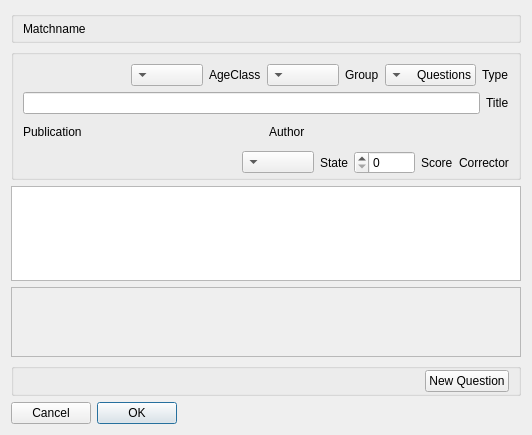
Before: the Qt Designer form Client/reghaabat/matchform.ui in nournia/ketabkhaane, drawn with Qt 5.
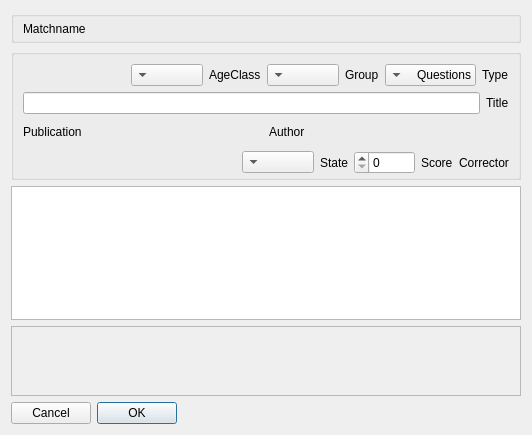
After: the same form once the commit is applied.

Commit message: fixed new question button

Diff of the .ui file:
```diff
--- a/Client/reghaabat/matchform.ui
+++ b/Client/reghaabat/matchform.ui
@@ -252,7 +252,11 @@
        </widget>
       </item>
       <item>
-       <widget class="QTextEdit" name="eContent"/>
+       <widget class="QTextEdit" name="eContent">
+        <property name="tabChangesFocus">
+         <bool>true</bool>
+        </property>
+       </widget>
       </item>
       <item>
        <widget class="QScrollArea" name="sQuestions">
@@ -272,48 +276,22 @@
           <property name="spacing">
            <number>0</number>
           </property>
-          <property name="margin">
+          <property name="leftMargin">
+           <number>0</number>
+          </property>
+          <property name="topMargin">
+           <number>4</number>
+          </property>
+          <property name="rightMargin">
+           <number>0</number>
+          </property>
+          <property name="bottomMargin">
            <number>0</number>
           </property>
          </layout>
         </widget>
        </widget>
       </item>
-      <item>
-       <widget class="QGroupBox" name="gContent">
-        <property name="title">
-         <string/>
-        </property>
-        <layout class="QHBoxLayout" name="horizontalLayout_5">
-         <property name="topMargin">
-          <number>1</number>
-         </property>
-         <property name="bottomMargin">
-          <number>1</number>
-         </property>
-         <item>
-          <widget class="QPushButton" name="bNewQuestion">
-           <property name="text">
-            <string>New Question</string>
-           </property>
-          </widget>
-         </item>
-         <item>
-          <spacer name="horizontalSpacer_3">
-           <property name="orientation">
-            <enum>Qt::Horizontal</enum>
-           </property>
-           <property name="sizeHint" stdset="0">
-            <size>
-             <width>40</width>
-             <height>20</height>
-            </size>
-           </property>
-          </spacer>
-         </item>
-        </layout>
-       </widget>
-      </item>
       <item>
        <widget class="QDialogButtonBox" name="buttonBox">
         <property name="standardButtons">
```
Left out of the diff: 13 changed lines with no effect on the pictures. The commit also changes 4 other files.
